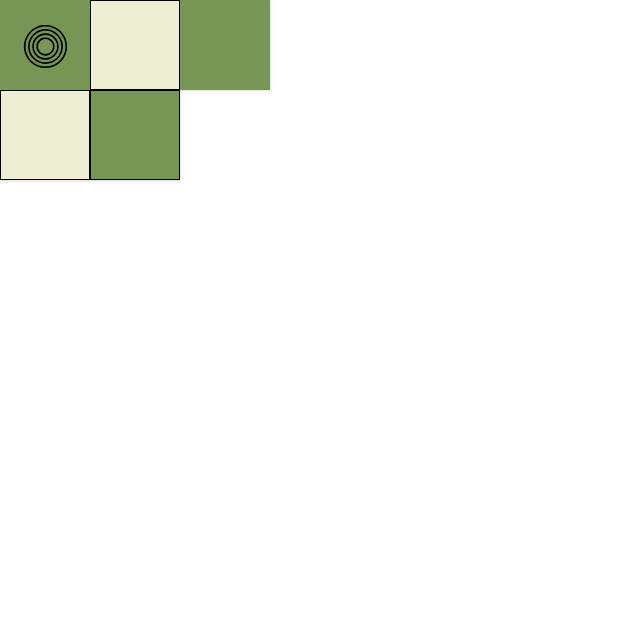
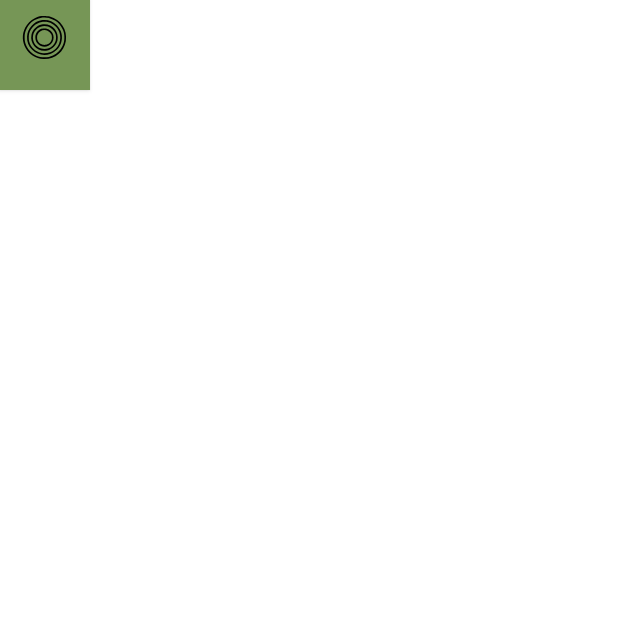
Before and after one commit to natheetarn/MakRukThaiJava, an Android app: the BoardActivity screen opened directly, with no data from a screen before it, on a phone screen of 412 x 824 dp, the top half of it. Run offline under Robolectric (Android 15) with nearby library versions, the phone set to English and light mode, and no system bars.

Commit message:
converted constraint to relativelayout on BoardActivity

```diff
--- a/app/src/main/java/com/example/myapplication/BoardActivity.java
+++ b/app/src/main/java/com/example/myapplication/BoardActivity.java
@@ -6,8 +6,10 @@ import androidx.appcompat.app.AppCompatActivity;
 import androidx.core.content.ContextCompat;
 
 import android.annotation.SuppressLint;
+import android.content.Context;
 import android.graphics.Color;
 import android.os.Bundle;
+import android.util.DisplayMetrics;
 import android.util.Log;
 import android.view.View;
 import android.widget.Button;
@@ -29,26 +31,33 @@ public class BoardActivity extends AppCompatActivity {
         super.onCreate(savedInstanceState);
         setContentView(R.layout.activity_board);
 
-        MaterialButton btn_a8 = (MaterialButton) findViewById(R.id.button_a8);
+        RelativeLayout  layout_board = (RelativeLayout) findViewById(R.id.layout_board);
 
-        btn_a8.setOnClickListener(new View.OnClickListener(){
+        Button btn1 = new Button(this);
+        float btnSize_float = convertDpToPixel(60,this);
+        int btnSize_int = (int)Math.round(btnSize_float);
+        btn1.setLayoutParams(new RelativeLayout.LayoutParams(btnSize_int,btnSize_int));
+        btn1.setCompoundDrawablesWithIntrinsicBounds(0,0,0,R.drawable.bia_white);
+        btn1.setBackgroundColor(getResources().getColor(R.color.warm_green));
+        btn1.setOnClickListener(new View.OnClickListener(){
             @Override
             public void onClick(View v){
-                a8_clicked();
+                btn1.setCompoundDrawablesWithIntrinsicBounds(0,0,0,0);
+                btn1.setText("clicked");
             }
         });
+        layout_board.addView(btn1);
+
 
 
     }
 
-    public void a8_clicked(){
-        MaterialButton btn_a7 = (MaterialButton) findViewById(R.id.button_a7);
+    public static float convertDpToPixel(float dp, Context context){
+        return dp * ((float) context.getResources().getDisplayMetrics().densityDpi / DisplayMetrics.DENSITY_DEFAULT);
+    }
 
-        Log.d("logtag",getResources().getResourceEntryName(R.id.button_a7));
-        ;
-
-        btn_a7.setCompoundDrawablesWithIntrinsicBounds(0,0,0,R.drawable.bia_white);
-
+    public static float convertPixelsToDp(float px, Context context){
+        return px / ((float) context.getResources().getDisplayMetrics().densityDpi / DisplayMetrics.DENSITY_DEFAULT);
     }
 
 
@@ -57,4 +66,5 @@ public class BoardActivity extends AppCompatActivity {
 
 
 
+
 }
--- a/app/src/main/res/layout/activity_board.xml
+++ b/app/src/main/res/layout/activity_board.xml
@@ -1,5 +1,5 @@
 <?xml version="1.0" encoding="utf-8"?>
-<androidx.constraintlayout.widget.ConstraintLayout xmlns:android="http://schemas.android.com/apk/res/android"
+<RelativeLayout xmlns:android="http://schemas.android.com/apk/res/android"
     xmlns:app="http://schemas.android.com/apk/res-auto"
     xmlns:tools="http://schemas.android.com/tools"
     android:id="@+id/layout_board"
@@ -9,89 +9,117 @@
     tools:context=".BoardActivity">
 
 
+<!--    <Button-->
+<!--        android:layout_width="60dp"-->
+<!--        android:layout_height="60dp"-->
+<!--        android:backgroundTint="@color/warm_green"-->
+<!--        android:drawableBottom="@drawable/bia_white"-->
+<!--        android:insetLeft="0dp"-->
+<!--        android:insetTop="0dp"-->
+<!--        android:insetRight="0dp"-->
+<!--        android:insetBottom="0dp"-->
+<!--        app:cornerRadius="0dp"-->
+<!--        app:layout_constraintLeft_toLeftOf="parent"-->
+<!--        app:layout_constraintStart_toStartOf="parent"-->
+<!--        app:layout_constraintTop_toTopOf="parent"-->
+<!--        tools:layout_editor_absoluteY="0dp" />-->
+
+<!--    <com.google.android.material.button.MaterialButton-->
+<!--        android:id="@+id/button_a8"-->
+<!--        android:layout_width="60dp"-->
+<!--        android:layout_height="60dp"-->
+<!--        android:backgroundTint="@color/warm_green"-->
+<!--        android:drawableBottom="@drawable/bia_white"-->
+<!--        android:insetLeft="0dp"-->
+<!--        android:insetTop="0dp"-->
+<!--        android:insetRight="0dp"-->
+<!--        android:insetBottom="0dp"-->
+<!--        app:cornerRadius="0dp"-->
+<!--        app:layout_constraintTop_toTopOf="parent"-->
+<!--        app:layout_constraintLeft_toLeftOf="parent"-->
+<!--        app:layout_constraintStart_toStartOf="parent"-->
+<!--        tools:layout_editor_absoluteY="0dp" />-->
+
+<!--    <com.google.android.material.button.MaterialButton-->
+<!--        android:id="@+id/button_b8"-->
+<!--        android:layout_width="60dp"-->
+<!--        android:layout_height="60dp"-->
+<!--        android:backgroundTint="@color/cream"-->
+<!--        android:insetLeft="0dp"-->
+<!--        android:insetTop="0dp"-->
+<!--        android:insetRight="0dp"-->
+<!--        android:insetBottom="0dp"-->
+<!--        app:cornerRadius="0dp"-->
+<!--        app:layout_constraintLeft_toRightOf="@id/button_a8"-->
+<!--        app:layout_constraintTop_toTopOf="@id/button_a8"-->
+<!--        app:strokeColor="@color/black"-->
+<!--        app:strokeWidth="0.5dp"-->
+<!--        tools:layout_editor_absoluteY="46dp" />-->
+
+<!--    <com.google.android.material.button.MaterialButton-->
+<!--        android:id="@+id/button_c8"-->
+<!--        android:layout_width="60dp"-->
+<!--        android:layout_height="60dp"-->
+<!--        android:backgroundTint="@color/warm_green"-->
+<!--        android:insetLeft="0dp"-->
+<!--        android:insetTop="0dp"-->
+<!--        android:insetRight="0dp"-->
+<!--        android:insetBottom="0dp"-->
+<!--        app:cornerRadius="0dp"-->
+<!--        app:layout_constraintLeft_toRightOf="@id/button_b8"-->
+<!--        app:layout_constraintTop_toTopOf="@id/button_b8"-->
+<!--        tools:layout_editor_absoluteY="46dp" />-->
+
+<!--    <com.google.android.material.button.MaterialButton-->
+<!--        android:id="@+id/button_d8"-->
+<!--        android:layout_width="60dp"-->
+<!--        android:layout_height="60dp"-->
+<!--        android:backgroundTint="@color/cream"-->
+<!--        android:insetLeft="0dp"-->
+<!--        android:insetTop="0dp"-->
+<!--        android:insetRight="0dp"-->
+<!--        android:insetBottom="0dp"-->
+<!--        app:cornerRadius="0dp"-->
+<!--        app:layout_constraintLeft_toRightOf="@id/button_c8"-->
+<!--        app:layout_constraintTop_toTopOf="@id/button_b8"-->
+<!--        tools:layout_editor_absoluteY="46dp" />-->
 
 
-    <com.google.android.material.button.MaterialButton
-        android:id="@+id/button_a8"
-        android:tag="mytag"
-        android:layout_width="60dp"
-        android:layout_height="60dp"
-        android:backgroundTint="@color/warm_green"
-        android:drawableBottom="@drawable/bia_white"
-        android:insetLeft="0dp"
-        android:insetTop="0dp"
-        android:insetRight="0dp"
-        android:insetBottom="0dp"
-        app:cornerRadius="0dp"
-        app:layout_constraintTop_toTopOf="parent"
-        app:layout_constraintLeft_toLeftOf="parent"
-        app:layout_constraintStart_toStartOf="parent"
-        tools:layout_editor_absoluteY="0dp" />
 
-    <com.google.android.material.button.MaterialButton
-        android:id="@+id/button_b8"
-        android:layout_width="60dp"
-        android:layout_height="60dp"
-        android:backgroundTint="@color/cream"
-        android:insetLeft="0dp"
-        android:insetTop="0dp"
-        android:insetRight="0dp"
-        android:insetBottom="0dp"
-        app:cornerRadius="0dp"
-        app:layout_constraintLeft_toRightOf="@id/button_a8"
-        app:layout_constraintTop_toTopOf="@id/button_a8"
-        app:strokeColor="@color/black"
-        app:strokeWidth="0.5dp"
-        tools:layout_editor_absoluteY="46dp" />
+<!--    <com.google.android.material.button.MaterialButton-->
+<!--        android:id="@+id/button_a7"-->
+<!--        android:layout_width="60dp"-->
+<!--        android:layout_height="60dp"-->
+<!--        android:backgroundTint="@color/cream"-->
+<!--        android:insetLeft="0dp"-->
+<!--        android:insetTop="0dp"-->
+<!--        android:insetRight="0dp"-->
+<!--        android:insetBottom="0dp"-->
+<!--        app:cornerRadius="0dp"-->
+<!--        app:layout_constraintTop_toBottomOf="@id/button_a8"-->
+<!--        app:layout_constraintLeft_toLeftOf="parent"-->
+<!--        app:layout_constraintStart_toStartOf="parent"-->
+<!--        app:strokeColor="@color/black"-->
+<!--        app:strokeWidth="0.5dp"-->
+<!--        tools:layout_editor_absoluteY="0dp" />-->
 
-    <com.google.android.material.button.MaterialButton
-        android:id="@+id/button_c1"
-        android:layout_width="60dp"
-        android:layout_height="60dp"
-        android:backgroundTint="@color/warm_green"
-        android:insetLeft="0dp"
-        android:insetTop="0dp"
-        android:insetRight="0dp"
-        android:insetBottom="0dp"
-        app:cornerRadius="0dp"
-        app:layout_constraintLeft_toRightOf="@id/button_b8"
-        app:layout_constraintTop_toTopOf="@id/button_b8"
-        tools:layout_editor_absoluteY="46dp" />
-
-    <com.google.android.material.button.MaterialButton
-        android:id="@+id/button_a7"
-        android:layout_width="60dp"
-        android:layout_height="60dp"
-        android:backgroundTint="@color/cream"
-        android:insetLeft="0dp"
-        android:insetTop="0dp"
-        android:insetRight="0dp"
-        android:insetBottom="0dp"
-        app:cornerRadius="0dp"
-        app:layout_constraintTop_toBottomOf="@id/button_a8"
-        app:layout_constraintLeft_toLeftOf="parent"
-        app:layout_constraintStart_toStartOf="parent"
-        app:strokeColor="@color/black"
-        app:strokeWidth="0.5dp"
-        tools:layout_editor_absoluteY="0dp" />
-
-    <com.google.android.material.button.MaterialButton
-        android:id="@+id/button_b7"
-        android:layout_width="60dp"
-        android:layout_height="60dp"
-        android:backgroundTint="@color/warm_green"
-        android:insetLeft="0dp"
-        android:insetTop="0dp"
-        android:insetRight="0dp"
-        android:insetBottom="0dp"
-        app:cornerRadius="0dp"
-        app:layout_constraintTop_toBottomOf="@id/button_b8"
-        app:layout_constraintLeft_toRightOf="@id/button_a7"
-        app:strokeColor="@color/black"
-        app:strokeWidth="0.5dp"
-        tools:layout_editor_absoluteY="0dp" />
+<!--    <com.google.android.material.button.MaterialButton-->
+<!--        android:id="@+id/button_b7"-->
+<!--        android:layout_width="60dp"-->
+<!--        android:layout_height="60dp"-->
+<!--        android:backgroundTint="@color/warm_green"-->
+<!--        android:insetLeft="0dp"-->
+<!--        android:insetTop="0dp"-->
+<!--        android:insetRight="0dp"-->
+<!--        android:insetBottom="0dp"-->
+<!--        app:cornerRadius="0dp"-->
+<!--        app:layout_constraintTop_toBottomOf="@id/button_b8"-->
+<!--        app:layout_constraintLeft_toRightOf="@id/button_a7"-->
+<!--        app:strokeColor="@color/black"-->
+<!--        app:strokeWidth="0.5dp"-->
+<!--        tools:layout_editor_absoluteY="0dp" />-->
 
 
 
 
-</androidx.constraintlayout.widget.ConstraintLayout>
+</RelativeLayout>
```
